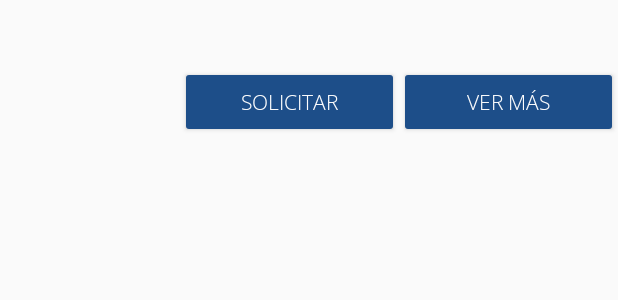
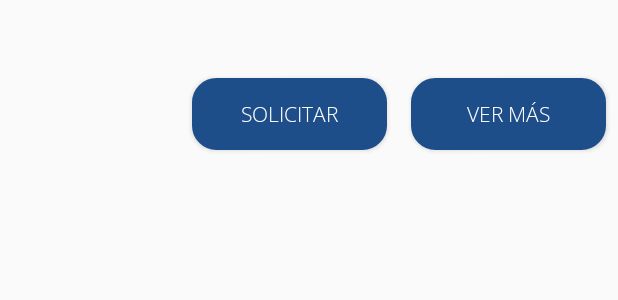
Before and after one commit to sebacura/ing-software, an Android app: the layout item.xml on its own in the app's theme, with its tools: preview values and no code run, on a phone screen of 412 x 824 dp. Shown: the top 300 px of the screen. Run offline under Robolectric (Android 15) with nearby library versions, the phone set to English and light mode, and no system bars.

Commit message:
Arreglo btn

```diff
--- /dev/null
+++ b/app/src/main/res/drawable/btn.xml
@@ -0,0 +1,6 @@
+<?xml version="1.0" encoding="utf-8"?>
+<shape xmlns:android="http://schemas.android.com/apk/res/android">
+    <stroke android:width="2dp" android:color="@color/blue"/>
+    <corners android:radius="15dp"/>
+    <gradient android:angle="-90"  android:startColor="@color/blue"  android:endColor="@color/blue" />
+    </shape>
--- a/app/src/main/res/layout/item.xml
+++ b/app/src/main/res/layout/item.xml
@@ -40,18 +40,20 @@
                 android:layout_height="wrap_content"
                 android:layout_weight="1"
                 android:onClick="irAFormulario"
+                android:background="@drawable/btn"
                 android:text="Solicitar"
-                android:textColor="@color/white" />
+                android:textColor="@color/white"
+                android:layout_margin="8dp"/>
 
             <Button
                 android:id="@+id/btnVerDetalles"
                 android:layout_width="match_parent"
                 android:layout_height="wrap_content"
                 android:layout_weight="1"
+                android:background="@drawable/btn"
                 android:text="Ver más"
-                android:textColor="@color/white" />
+                android:textColor="@color/white"
+                android:layout_margin="8dp"/>
         </LinearLayout>
-
     </LinearLayout>
-
 </LinearLayout>
```
